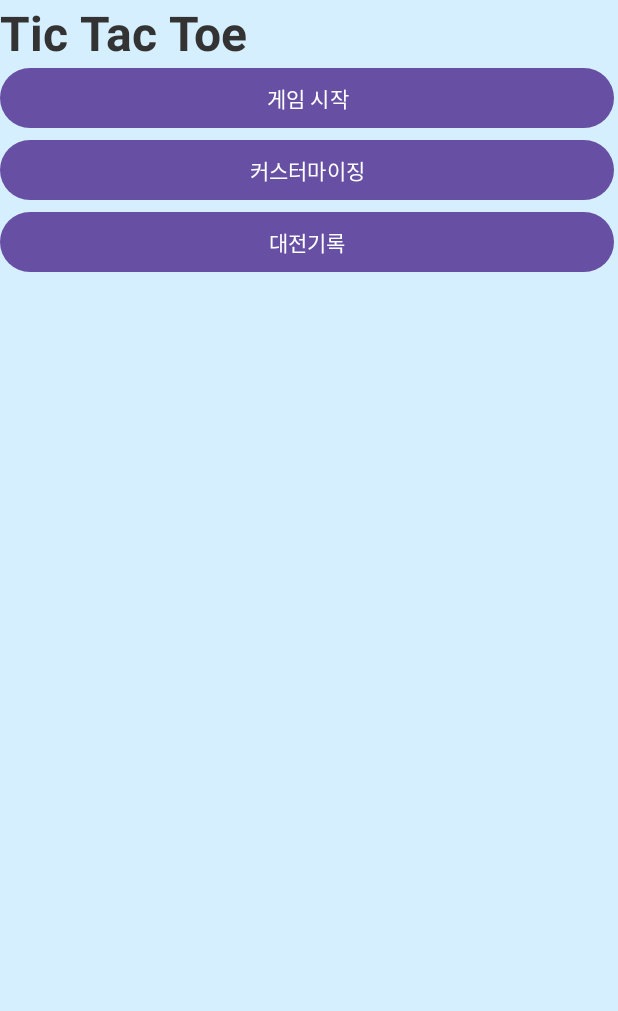
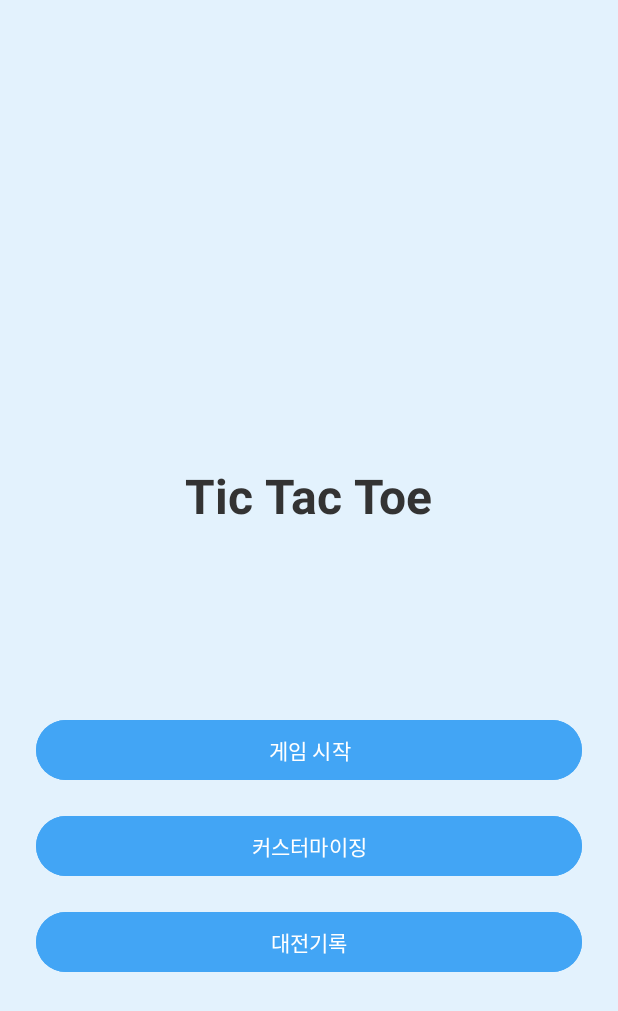
Before and after one commit to ssamchaeso/App, an Android app: the MenuActivity screen opened directly, with no data from a screen before it, on a phone screen of 412 x 824 dp. Shown: the top 1011 px of the screen. Run offline under Robolectric (Android 15) with nearby library versions, the phone set to English and light mode, and no system bars.

Commit message:
Feat:1.6
sql연동성공! UI조금 만짐
ui더 만져야할듯

```diff
--- a/Final/app/src/main/java/com/example/myapplication/DBHelper.java
+++ b/Final/app/src/main/java/com/example/myapplication/DBHelper.java
@@ -5,6 +5,7 @@ import android.content.Context;
 import android.database.Cursor;
 import android.database.sqlite.SQLiteDatabase;
 import android.database.sqlite.SQLiteOpenHelper;
+import android.util.Log;
 
 import java.util.ArrayList;
 
@@ -37,11 +38,12 @@ public class DBHelper extends SQLiteOpenHelper {
         values.put("player2", p2);
         values.put("player2Result", p2Result);
         db.insert("match_records", null, values);
+
     }
     public ArrayList<Match> getAllMatches() {
         ArrayList<Match> matchList = new ArrayList<>();
         SQLiteDatabase db = this.getReadableDatabase();
-        Cursor cursor = db.rawQuery("SELECT * FROM match_records", null);
+        Cursor cursor = db.rawQuery("SELECT * FROM match_records order by player1 ASC,player1Result ASC ", null);
 
         if (cursor.moveToFirst()) {
             do {
--- a/Final/app/src/main/java/com/example/myapplication/TitleActivity.java
+++ b/Final/app/src/main/java/com/example/myapplication/TitleActivity.java
@@ -6,8 +6,7 @@ import android.view.View;
 
 import androidx.appcompat.app.AppCompatActivity;
 
-import com.example.myapplication.MainActivity;
-import com.example.myapplication.R;
+
 
 public class TitleActivity extends AppCompatActivity {
     @Override
--- a/Final/app/src/main/res/layout/menu_activity.xml
+++ b/Final/app/src/main/res/layout/menu_activity.xml
@@ -4,43 +4,61 @@
     xmlns:tools="http://schemas.android.com/tools"
     android:layout_width="match_parent"
     android:layout_height="match_parent"
-    android:background="#D6EFFF">
+    android:background="#E3F2FD"
+    tools:context=".MenuActivity">
 
     <TextView
         android:id="@+id/textTitle"
         android:layout_width="wrap_content"
         android:layout_height="wrap_content"
+        android:layout_marginBottom="100dp"
         android:text="Tic Tac Toe"
         android:textColor="#333333"
         android:textSize="32sp"
         android:textStyle="bold"
-        tools:layout_editor_absoluteX="123dp"
-        tools:layout_editor_absoluteY="102dp" />
+        app:layout_constraintBottom_toTopOf="@+id/menu_buttons"
+
+        app:layout_constraintEnd_toEndOf="parent"
+        app:layout_constraintStart_toStartOf="parent" />
 
     <LinearLayout
-        android:layout_width="409dp"
-        android:layout_height="227dp"
+        android:id="@+id/menu_buttons"
+        android:layout_width="0dp"
+        android:layout_height="wrap_content"
+        android:layout_marginBottom="132dp"
+        android:gravity="center"
         android:orientation="vertical"
-        android:gravity="center"
-        tools:layout_editor_absoluteX="1dp"
-        tools:layout_editor_absoluteY="265dp">
+        android:padding="24dp"
+        app:layout_constraintBottom_toBottomOf="parent"
+        app:layout_constraintEnd_toEndOf="parent"
+        app:layout_constraintHorizontal_bias="0.0"
+        app:layout_constraintStart_toStartOf="parent">
 
         <Button
             android:id="@+id/btn_gameStart"
             android:layout_width="match_parent"
             android:layout_height="wrap_content"
-            android:text="게임 시작" />
+            android:layout_marginBottom="16dp"
+            android:backgroundTint="#42A5F5"
+            android:text="게임 시작"
+            android:textColor="#FFFFFF" />
 
         <Button
             android:id="@+id/btn_custom"
             android:layout_width="match_parent"
             android:layout_height="wrap_content"
-            android:text="커스터마이징" />
+            android:layout_marginBottom="16dp"
+            android:backgroundTint="#42A5F5"
+            android:text="커스터마이징"
+            android:textColor="#FFFFFF" />
 
         <Button
             android:id="@+id/btn_record"
             android:layout_width="match_parent"
             android:layout_height="wrap_content"
-            android:text="대전기록" />
+            android:layout_marginBottom="16dp"
+            android:backgroundTint="#42A5F5"
+            android:text="대전기록"
+            android:textColor="#FFFFFF" />
     </LinearLayout>
 </androidx.constraintlayout.widget.ConstraintLayout>
```
Also changed, not shown: Final/app/src/main/java/com/example/myapplication/MainActivity.java (+21 -33 lines), Final/app/src/main/java/com/example/myapplication/RecordActivity.java (+9 -16 lines), Final/app/src/main/res/layout/activity_customize.xml (+8 -7 lines).
